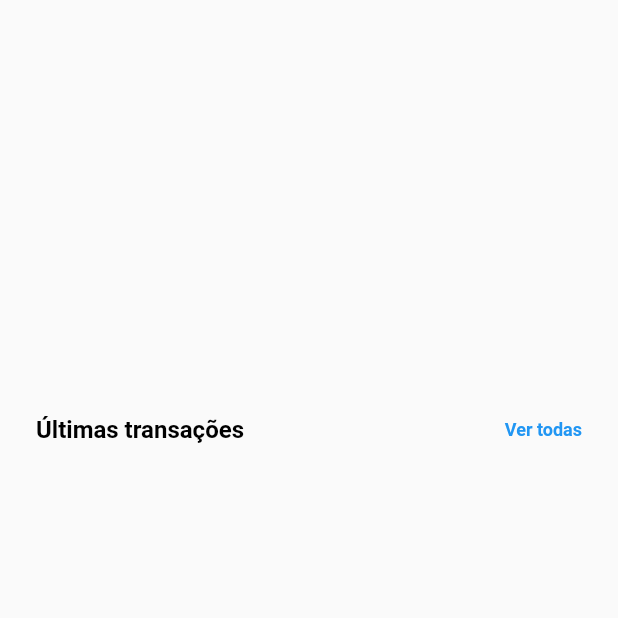
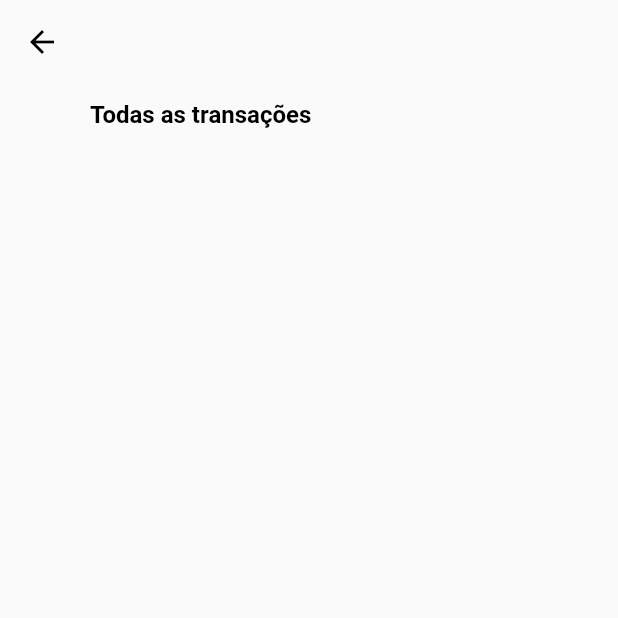
Before and after one commit to jeancarloscc/gerenciadorgastospessoais, a Flutter app: the screen it shows after launch, after a tap on "Ver todas", on a phone screen of 412 x 824 dp, the top half of it. Run offline on Flutter 3.47's test engine with Material 2 defaults, Android fonts, the phone set to English and light mode, and no system bars; our stand-ins replace date_format, flutter_speed_dial, sqflite; accounts and stored records are empty.

Commit message:
Alterações

```diff
--- a/lib/screens/home/components/body.dart
+++ b/lib/screens/home/components/body.dart
@@ -1,6 +1,7 @@
 import 'package:flutter/material.dart';
-import 'package:gerenciadorgastospessoais/screens/home/components/card_conta.dart';
-import 'package:gerenciadorgastospessoais/screens/home/components/card_transacao.dart';
+import 'package:gerenciadorgastospessoais/screens/components/card_conta.dart';
+import 'package:gerenciadorgastospessoais/screens/components/card_transacao.dart';
+import 'package:gerenciadorgastospessoais/screens/transacao/transacao_screen.dart';
 import 'package:gerenciadorgastospessoais/services/conta_service.dart';
 import 'package:gerenciadorgastospessoais/services/transacao_service.dart';
 
@@ -70,7 +71,13 @@ class _BodyState extends State<Body> {
                       color: Colors.black),
                 ),
                 InkWell(
-                  onTap: () {},
+                  onTap: () {
+                    Navigator.of(context).push(
+                        MaterialPageRoute(
+                            builder: (_) => TransacaoScreen()
+                        )
+                    );
+                  },
                   child: Text(
                     "Ver todas",
                     style: TextStyle(
@@ -83,7 +90,7 @@ class _BodyState extends State<Body> {
             ),
           ),
           FutureBuilder(
-              future: _getTransacoes(),
+              future: _loadTransacoes,
               builder: (BuildContext context, AsyncSnapshot snapshot) {
                 if (snapshot.hasData) {
                   _transacoes = snapshot.data;
@@ -91,7 +98,7 @@ class _BodyState extends State<Body> {
                       child: ListView.builder(
                         scrollDirection: Axis.vertical,
                           shrinkWrap: true,
-                          itemCount: _transacoes.length,
+                          itemCount: _transacoes.length > 6 ? 6 : _transacoes.length,
                           padding: EdgeInsets.all(10),
                           itemBuilder: (context, index) {
                           return cardTransacao(context, index, _transacoes[index]);
--- /dev/null
+++ b/lib/screens/home/components/speed_dial.dart
@@ -0,0 +1,55 @@
+import 'package:flutter/material.dart';
+import 'package:flutter_speed_dial/flutter_speed_dial.dart';
+import 'package:gerenciadorgastospessoais/screens/cadastrar_conta/cadastrar_conta_screen.dart';
+import 'package:gerenciadorgastospessoais/screens/cadastrar_transacao/cadastrar_transacao_screen.dart';
+
+SpeedDial buildSpeedDial(BuildContext context) {
+  return SpeedDial(
+    animatedIcon: AnimatedIcons.menu_close,
+    animatedIconTheme: IconThemeData(size: 22),
+    children: [
+      SpeedDialChild(
+        child: Icon(Icons.add, color: Colors.white,),
+        backgroundColor: Colors.green,
+        onTap: () {
+          Navigator.of(context).push(
+            MaterialPageRoute(
+              builder: (_) => CadastrarTransacaoScreen(tipoTransacao: 1,)
+            )
+          );
+        },
+        label: "Entrada",
+        labelStyle: TextStyle(fontWeight: FontWeight.w500, color: Colors.white),
+        labelBackgroundColor: Colors.green
+      ),
+      SpeedDialChild(
+          child: Icon(Icons.remove, color: Colors.white,),
+          backgroundColor: Colors.red,
+          onTap: () {
+            Navigator.of(context).push(
+                MaterialPageRoute(
+                    builder: (_) => CadastrarTransacaoScreen(tipoTransacao: 2,)
+                )
+            );
+          },
+          label: "Saída",
+          labelStyle: TextStyle(fontWeight: FontWeight.w500, color: Colors.white),
+          labelBackgroundColor: Colors.red
+      ),
+      SpeedDialChild(
+          child: Icon(Icons.account_balance, color: Colors.white,),
+          backgroundColor: Colors.blue,
+          onTap: () {
+            Navigator.of(context).push(
+                MaterialPageRoute(
+                    builder: (_) => CadastrarContaScreen()
+                )
+            );
+          },
+          label: "Conta",
+          labelStyle: TextStyle(fontWeight: FontWeight.w500, color: Colors.white),
+          labelBackgroundColor: Colors.blue
+      )
+    ],
+  );
+}
--- a/lib/screens/home/home_screen.dart
+++ b/lib/screens/home/home_screen.dart
@@ -1,5 +1,6 @@
 import 'package:flutter/material.dart';
 import 'package:gerenciadorgastospessoais/screens/home/components/body.dart';
+import 'package:gerenciadorgastospessoais/screens/home/components/speed_dial.dart';
 
 class HomeScreen extends StatelessWidget {
   const HomeScreen({Key? key}) : super(key: key);
@@ -10,6 +11,7 @@ class HomeScreen extends StatelessWidget {
       body: Body(
 
       ),
+      floatingActionButton: buildSpeedDial(context),
     );
   }
 }
--- /dev/null
+++ b/lib/screens/transacao/components/body.dart
@@ -0,0 +1,72 @@
+import 'package:flutter/material.dart';
+import 'package:gerenciadorgastospessoais/models/transacao.dart';
+import 'package:gerenciadorgastospessoais/screens/components/card_transacao.dart';
+import 'package:gerenciadorgastospessoais/services/transacao_service.dart';
+
+class Body extends StatefulWidget {
+  const Body({Key? key}) : super(key: key);
+
+  @override
+  _BodyState createState() => _BodyState();
+}
+
+class _BodyState extends State<Body> {
+  TransacaoService ts = TransacaoService();
+  Future<List>? _loadTransacoes;
+  late List<Transacao> _transacoes;
+
+  @override
+  void initState() {
+    // TODO: implement initState
+    _loadTransacoes = _getTransacoes();
+    super.initState();
+  }
+
+  @override
+  Widget build(BuildContext context) {
+    return Column(
+      crossAxisAlignment: CrossAxisAlignment.start,
+      children: [
+        Padding(
+          padding: EdgeInsets.only(left: 60, top: 67, bottom: 16, right: 24),
+          child: Row(
+            children: [
+              Text(
+                "Todas as transações",
+                style: TextStyle(
+                    fontWeight: FontWeight.w700,
+                    fontSize: 16,
+                    color: Colors.black),
+              )
+            ],
+          ),
+        ),
+        FutureBuilder(
+            future: _loadTransacoes,
+            builder: (BuildContext context, AsyncSnapshot snapshot) {
+              if (snapshot.hasData) {
+                _transacoes = snapshot.data;
+                return Expanded(
+                    child: ListView.builder(
+                        scrollDirection: Axis.vertical,
+                        shrinkWrap: true,
+                        itemCount: _transacoes.length,
+                        padding: EdgeInsets.all(10),
+                        itemBuilder: (context, index) {
+                          return cardTransacao(
+                              context, index, _transacoes[index]);
+                        }));
+              } else {
+                return Center(
+                  child: CircularProgressIndicator(),
+                );
+              }
+            })
+      ],
+    );
+  }
+
+  Future<List> _getTransacoes() async {
+    return await ts.getAllTransacoes();
+  }
+}
--- /dev/null
+++ b/lib/screens/transacao/transacao_screen.dart
@@ -0,0 +1,21 @@
+import 'package:flutter/material.dart';
+import 'package:gerenciadorgastospessoais/screens/transacao/components/body.dart';
+
+class TransacaoScreen extends StatelessWidget {
+  const TransacaoScreen({Key? key}) : super(key: key);
+
+  @override
+  Widget build(BuildContext context) {
+    return Scaffold(
+      extendBodyBehindAppBar: true,
+      appBar: AppBar(
+        backgroundColor: Colors.transparent,
+        elevation: 0,
+        iconTheme: IconThemeData(
+          color: Colors.black
+        ),
+      ),
+      body: Body(),
+    );
+  }
+}
--- a/pubspec.yaml
+++ b/pubspec.yaml
@@ -31,6 +31,7 @@ dependencies:
     sdk: flutter
   sqflite: ^2.0.0+4
   date_format: ^2.0.4
+  flutter_speed_dial: ^4.5.0
 
 
   # The following adds the Cupertino Icons font to your application.
```
Also changed, not shown: lib/screens/cadastrar_transacao/cadastrar_transacao_screen.dart (+10 -3 lines), lib/screens/components/card_conta.dart (renamed from lib/screens/home/components/card_conta.dart, +8 -1 lines), lib/screens/conta/components/body.dart (added, +106 -0 lines), lib/screens/conta/conta_screen.dart (added, +15 -0 lines), lib/services/conta_service.dart (+20 -3 lines), lib/services/transacao_service.dart (+10 -0 lines), lib/utils/db_util.dart (+16 -0 lines), lib/screens/components/card_transacao.dart (renamed from lib/screens/home/components/card_transacao.dart), 1 other file.
